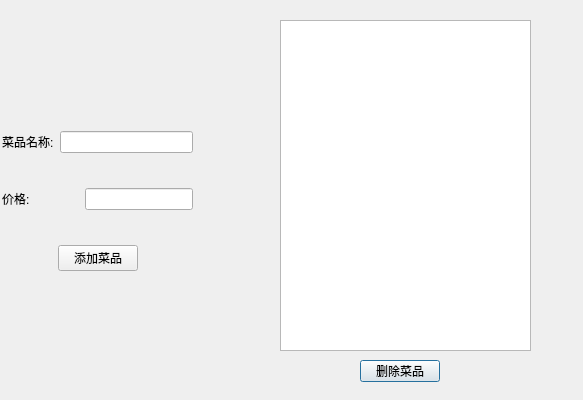
First picture: the form in foodinfo_dialog.ui, repository mengxing2017/RMS, before the edit.
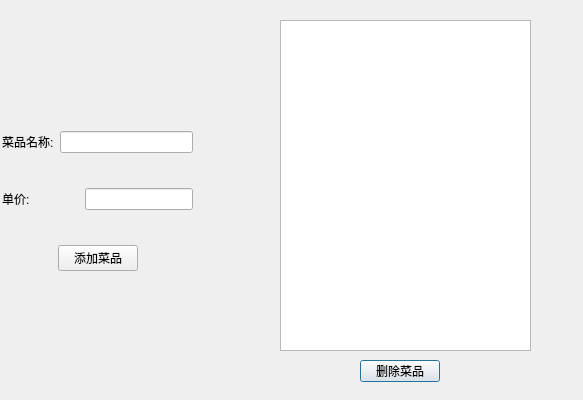
Second picture: the form after the edit.

Diff of the .ui file:
```diff
--- a/foodinfo_dialog.ui
+++ b/foodinfo_dialog.ui
@@ -36,7 +36,7 @@
     </rect>
    </property>
   </widget>
-  <widget class="QWidget" name="">
+  <widget class="QWidget" name="layoutWidget">
    <property name="geometry">
     <rect>
      <x>2</x>
@@ -65,7 +65,7 @@
       <item>
        <widget class="QLabel" name="label_2">
         <property name="text">
-         <string>价格:</string>
+         <string>单价:</string>
         </property>
        </widget>
       </item>
```
